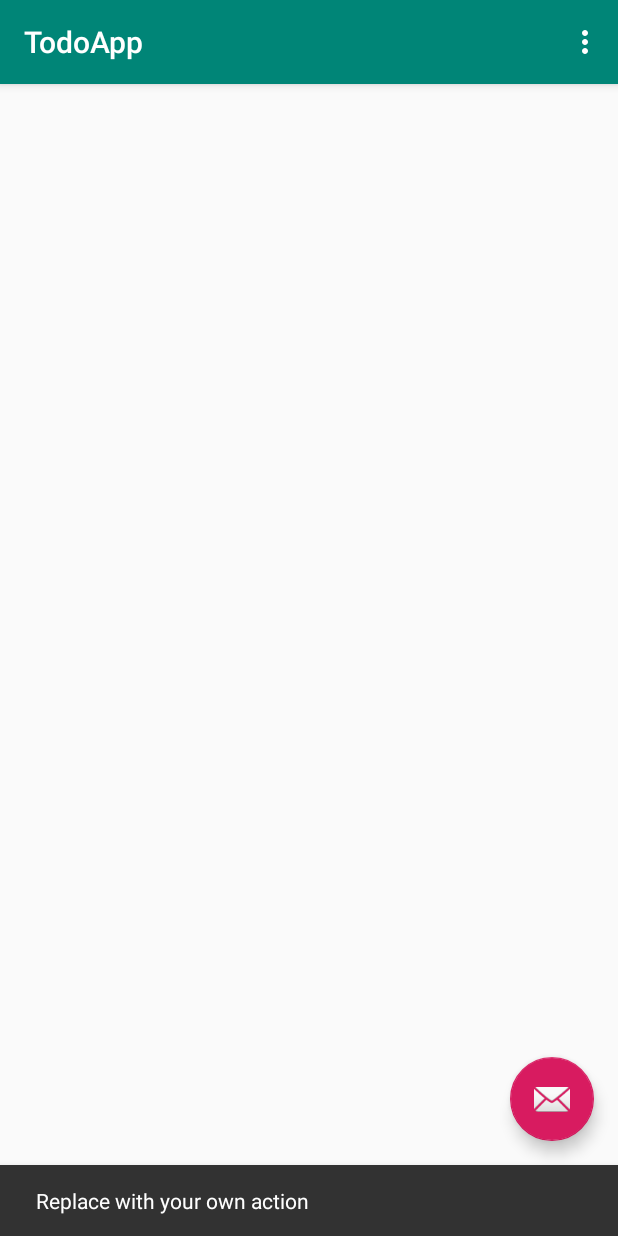
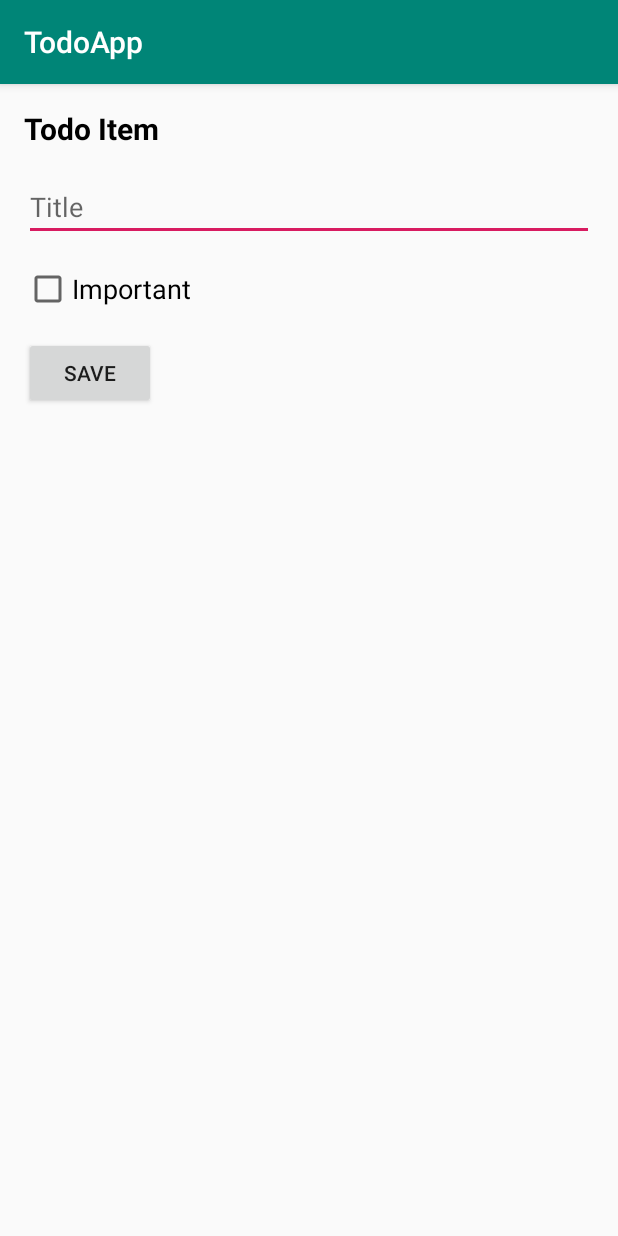
Before and after one commit to vishnudivakar31/android-kotlin-bootcamp, an Android app: the screen it shows after launch (MainActivity before the commit, CreateTodo after it), after a tap on an icon or button, on a phone screen of 412 x 824 dp. Run offline under Robolectric (Android 15) with nearby library versions, the phone set to English and light mode, and no system bars.

Commit message:
todo app v1.0

```diff
--- a/bootcamp/TodoApp/app/build.gradle
+++ b/bootcamp/TodoApp/app/build.gradle
@@ -33,4 +33,5 @@ dependencies {
     testImplementation 'junit:junit:4.12'
     androidTestImplementation 'androidx.test:runner:1.2.0'
     androidTestImplementation 'androidx.test.espresso:espresso-core:3.2.0'
+    implementation 'androidx.recyclerview:recyclerview:1.0.0'
 }
--- /dev/null
+++ b/bootcamp/TodoApp/app/src/main/java/com/wanderingthinkter/todoapp/CreateTodo.kt
@@ -0,0 +1,38 @@
+package com.wanderingthinkter.todoapp
+
+import android.content.Context
+import androidx.appcompat.app.AppCompatActivity
+import android.os.Bundle
+import com.google.android.material.snackbar.Snackbar
+import kotlinx.android.synthetic.main.activity_create_todo.*
+
+class CreateTodo : AppCompatActivity() {
+
+    var TODOLIST_STRINGSET = "todolist_stringset"
+
+    override fun onCreate(savedInstanceState: Bundle?) {
+        super.onCreate(savedInstanceState)
+        setContentView(R.layout.activity_create_todo)
+
+        saveBtn.setOnClickListener {
+            if(itemTxt.text.toString().isNotEmpty()) {
+                var title = itemTxt.text.toString()
+
+                if(importantCheckBox.isChecked) {
+                    title += "\uD83D\uDCCD"
+                }
+
+                var sharedPreference = getSharedPreferences("com.wanderingthinkter.todoapp.sharedprefs", Context.MODE_PRIVATE)
+                var todoSet = sharedPreference.getStringSet(TODOLIST_STRINGSET, setOf()).toMutableSet()
+
+                todoSet.add(title)
+                sharedPreference.edit().putStringSet(TODOLIST_STRINGSET, todoSet).apply()
+
+                finish()
+            } else {
+                val snackbar = Snackbar.make(it, getText(R.string.noitem_warn), Snackbar.LENGTH_LONG)
+                snackbar.show()
+            }
+        }
+    }
+}
--- a/bootcamp/TodoApp/app/src/main/java/com/wanderingthinkter/todoapp/MainActivity.kt
+++ b/bootcamp/TodoApp/app/src/main/java/com/wanderingthinkter/todoapp/MainActivity.kt
@@ -1,14 +1,22 @@
 package com.wanderingthinkter.todoapp
 
+import android.content.Context
+import android.content.Intent
 import android.os.Bundle
-import com.google.android.material.snackbar.Snackbar
-import androidx.appcompat.app.AppCompatActivity;
+import androidx.appcompat.app.AppCompatActivity
 import android.view.Menu
 import android.view.MenuItem
+import androidx.recyclerview.widget.LinearLayoutManager
 
 import kotlinx.android.synthetic.main.activity_main.*
+import kotlinx.android.synthetic.main.content_main.*
 
 class MainActivity : AppCompatActivity() {
+
+    var TODOLIST_STRINGSET = "todolist_stringset"
+
+    lateinit var layoutManager: LinearLayoutManager
+    lateinit var adapter: TodoAdapter
 
     override fun onCreate(savedInstanceState: Bundle?) {
         super.onCreate(savedInstanceState)
@@ -16,9 +24,27 @@ class MainActivity : AppCompatActivity() {
         setSupportActionBar(toolbar)
 
         fab.setOnClickListener { view ->
-            Snackbar.make(view, "Replace with your own action", Snackbar.LENGTH_LONG)
-                .setAction("Action", null).show()
+            val intent = Intent(view.context, CreateTodo::class.java)
+            startActivity(intent)
         }
+    }
+
+    override fun onResume() {
+        super.onResume()
+
+        updateRecycler()
+    }
+
+    fun updateRecycler() {
+        var sharedPreference = getSharedPreferences("com.wanderingthinkter.todoapp.sharedprefs", Context.MODE_PRIVATE)
+        var todoSet = sharedPreference.getStringSet(TODOLIST_STRINGSET, setOf()).toMutableSet()
+
+        layoutManager = LinearLayoutManager(this)
+        recyclerView.layoutManager = layoutManager
+
+        adapter = TodoAdapter(todoSet)
+
+        recyclerView.adapter = adapter
     }
 
     override fun onCreateOptionsMenu(menu: Menu): Boolean {
@@ -28,12 +54,14 @@ class MainActivity : AppCompatActivity() {
     }
 
     override fun onOptionsItemSelected(item: MenuItem): Boolean {
-        // Handle action bar item clicks here. The action bar will
-        // automatically handle clicks on the Home/Up button, so long
-        // as you specify a parent activity in AndroidManifest.xml.
-        return when (item.itemId) {
-            R.id.action_settings -> true
-            else -> super.onOptionsItemSelected(item)
+
+        if(item.itemId == R.id.action_settings) {
+            var sharedPreference = getSharedPreferences("com.wanderingthinkter.todoapp.sharedprefs", Context.MODE_PRIVATE)
+            sharedPreference.edit().putStringSet(TODOLIST_STRINGSET, null).apply()
+            updateRecycler()
+            return true
         }
+
+        return super.onOptionsItemSelected(item)
     }
 }
--- /dev/null
+++ b/bootcamp/TodoApp/app/src/main/res/drawable/ic_add_black_24dp.xml
@@ -0,0 +1,5 @@
+<vector android:height="24dp" android:tint="#FFFFFF"
+    android:viewportHeight="24.0" android:viewportWidth="24.0"
+    android:width="24dp" xmlns:android="http://schemas.android.com/apk/res/android">
+    <path android:fillColor="#FF000000" android:pathData="M19,13h-6v6h-2v-6H5v-2h6V5h2v6h6v2z"/>
+</vector>
--- /dev/null
+++ b/bootcamp/TodoApp/app/src/main/res/layout/activity_create_todo.xml
@@ -0,0 +1,45 @@
+<?xml version="1.0" encoding="utf-8"?>
+<androidx.constraintlayout.widget.ConstraintLayout
+        xmlns:android="http://schemas.android.com/apk/res/android"
+        xmlns:tools="http://schemas.android.com/tools"
+        xmlns:app="http://schemas.android.com/apk/res-auto"
+        android:layout_width="match_parent"
+        android:layout_height="match_parent"
+        tools:context=".CreateTodo">
+    <TextView
+            android:text="@string/todo_item"
+            android:layout_width="wrap_content"
+            android:layout_height="wrap_content"
+            android:id="@+id/titleTxt" app:layout_constraintTop_toTopOf="parent"
+            app:layout_constraintStart_toStartOf="parent" android:layout_marginLeft="16dp"
+            android:layout_marginStart="16dp" android:layout_marginTop="16dp" android:textColor="@android:color/black"
+            android:textStyle="bold" android:textSize="20sp"/>
+    <EditText
+            android:layout_width="0dp"
+            android:layout_height="wrap_content"
+            android:inputType="textPersonName"
+            android:ems="10"
+            android:id="@+id/itemTxt"
+            app:layout_constraintTop_toBottomOf="@+id/titleTxt"
+            android:layout_marginEnd="16dp"
+            app:layout_constraintEnd_toEndOf="parent" android:layout_marginRight="16dp" android:layout_marginTop="16dp"
+            android:hint="@string/todo_item_hint" android:textColor="@android:color/black"
+            app:layout_constraintStart_toStartOf="@+id/titleTxt"
+    />
+    <CheckBox
+            android:text="@string/important_txt"
+            android:layout_width="wrap_content"
+            android:layout_height="wrap_content"
+            android:id="@+id/importantCheckBox" android:layout_marginTop="16dp"
+            app:layout_constraintTop_toBottomOf="@+id/itemTxt"
+            android:textSize="18sp"
+            app:layout_constraintStart_toStartOf="@+id/itemTxt"
+    />
+    <Button
+            android:text="@string/save_txt"
+            android:layout_width="wrap_content"
+            android:layout_height="wrap_content"
+            android:id="@+id/saveBtn"
+            app:layout_constraintStart_toStartOf="@+id/importantCheckBox"
+            android:layout_marginTop="16dp" app:layout_constraintTop_toBottomOf="@+id/importantCheckBox"/>
+</androidx.constraintlayout.widget.ConstraintLayout>
--- a/bootcamp/TodoApp/app/src/main/res/layout/activity_main.xml
+++ b/bootcamp/TodoApp/app/src/main/res/layout/activity_main.xml
@@ -29,6 +29,6 @@
             android:layout_height="wrap_content"
             android:layout_gravity="bottom|end"
             android:layout_margin="@dimen/fab_margin"
-            app:srcCompat="@android:drawable/ic_dialog_email"/>
+            app:srcCompat="@drawable/ic_add_black_24dp"/>
 
 </androidx.coordinatorlayout.widget.CoordinatorLayout>
--- a/bootcamp/TodoApp/app/src/main/res/values/strings.xml
+++ b/bootcamp/TodoApp/app/src/main/res/values/strings.xml
@@ -1,4 +1,10 @@
 <resources>
     <string name="app_name">TodoApp</string>
-    <string name="action_settings">Settings</string>
+    <string name="action_settings">Reset</string>
+    <string name="todo_item">Todo Item</string>
+    <string name="todo_item_hint">Title</string>
+    <string name="important_txt">Important</string>
+    <string name="save_txt">save</string>
+    <string name="noitem_warn">Add a title to save</string>
+    <string name="complete_todo">complete</string>
 </resources>
```
Also changed, not shown: bootcamp/TodoApp/app/src/main/AndroidManifest.xml (+8 -0 lines), bootcamp/TodoApp/app/src/main/java/com/wanderingthinkter/todoapp/CompleteTodo.kt (added, +30 -0 lines), bootcamp/TodoApp/app/src/main/java/com/wanderingthinkter/todoapp/TodoAdapter.kt (added, +45 -0 lines), bootcamp/TodoApp/app/src/main/res/layout/activity_complete_todo.xml (added, +28 -0 lines), bootcamp/TodoApp/app/src/main/res/layout/content_main.xml (+8 -1 lines), bootcamp/TodoApp/app/src/main/res/layout/todorow.xml (added, +11 -0 lines).
